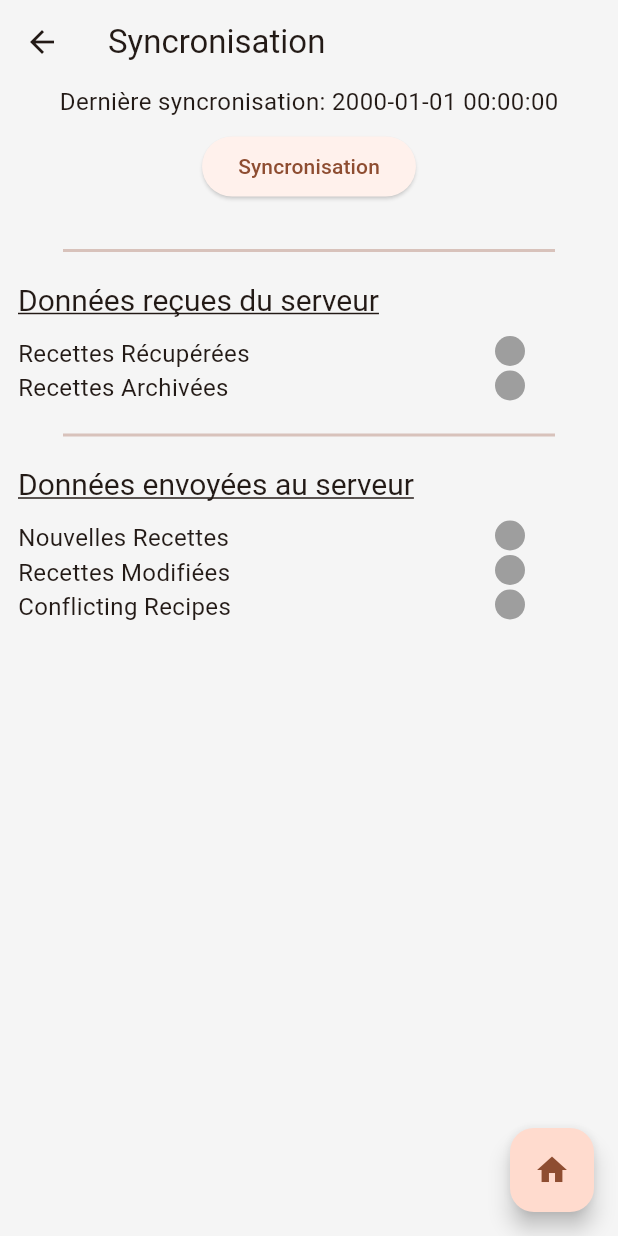
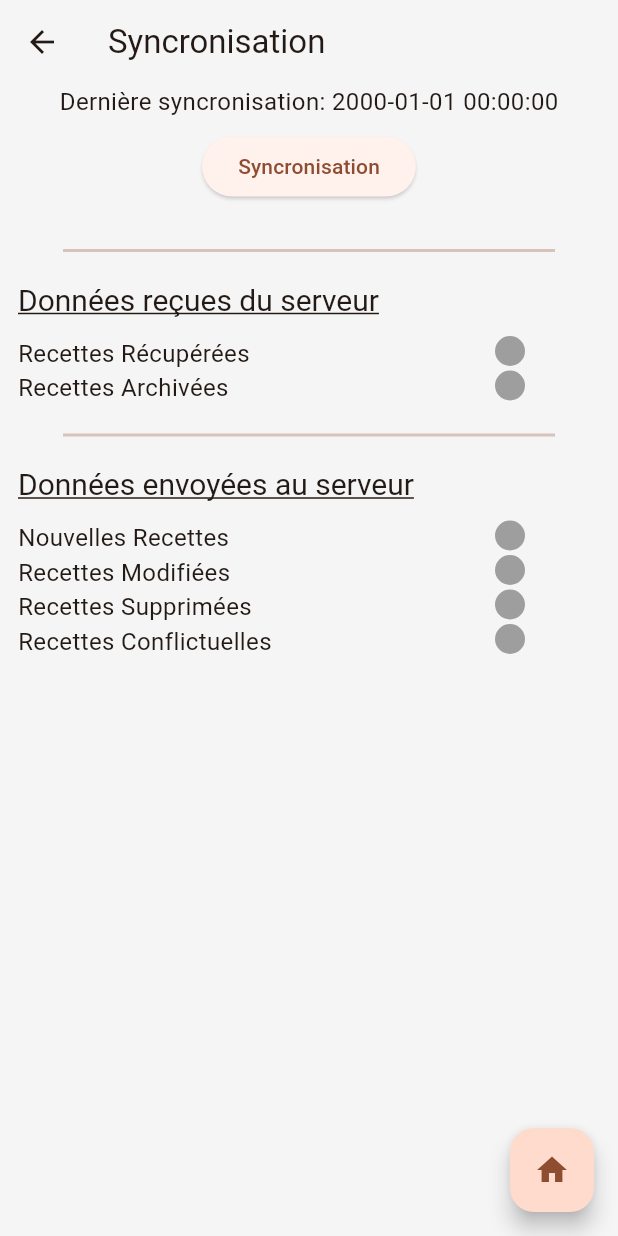
Before and after one commit to Boudiz/recipes, a Flutter app: the SyncPageApp screen opened directly, on a phone screen of 412 x 824 dp. Run offline on Flutter 3.47's test engine with Material 3 defaults, Android fonts, the phone set to English and light mode, and no system bars; our stand-ins replace shared_preferences, sqflite, tuple, wakelock_plus; accounts and stored records are empty.

Commit message:
Add a dot for deleted recipe when syncing

```diff
--- a/lib/models/text_constants.dart
+++ b/lib/models/text_constants.dart
@@ -27,7 +27,8 @@ class TextConstants {
   static const String dataSendToServer = "Données envoyées au serveur";
   static const String newRecipes = "Nouvelles Recettes";
   static const String modifiedRecipes = "Recettes Modifiées";
-  static const String conflictingRecipes = "Conflicting Recipes";
+  static const String deletedRecipes = "Recettes Supprimées";
+  static const String conflictingRecipes = "Recettes Conflictuelles";
   static const String localVersion = "Version locale :";
   static const String serverVersion = "Version du serveur :";
   static const String keepLocalVersion = "Garder la version locale";
--- a/lib/sync_page.dart
+++ b/lib/sync_page.dart
@@ -47,6 +47,7 @@ class _SyncPageState extends State<SyncPage> {
     'archived': 0,
     'new': 0,
     'modified': 0,
+    'deleted': 0,
     'conflicting': 0,
   };
 
@@ -75,6 +76,7 @@ class _SyncPageState extends State<SyncPage> {
         'archived': 0,
         'new': 0,
         'modified': 0,
+        'deleted': 0,
         'conflicting': 0,
       };
     });
@@ -141,7 +143,7 @@ class _SyncPageState extends State<SyncPage> {
       Utils.deleteRecipes(archivedRecipes);
 
       // Send deleted recipes to the server and delete them locally
-      await ApiCall.deleteRecipes(deletedRecipes);
+      _apiCallStatuses['deleted'] = await ApiCall.deleteRecipes(deletedRecipes);
       Utils.deleteRecipes(deletedRecipes);
 
       // Resolve the conflicting recipes and update both local and server
@@ -230,6 +232,11 @@ class _SyncPageState extends State<SyncPage> {
                 isLoading: _isLoading,
               ),
               _buildDot(
+                color: _getStatusColor(_apiCallStatuses['deleted']),
+                text: TextConstants.deletedRecipes,
+                isLoading: _isLoading,
+              ),
+              _buildDot(
                 color: _getStatusColor(_apiCallStatuses['conflicting']),
                 text: TextConstants.conflictingRecipes,
                 isLoading: _isLoading,
```
